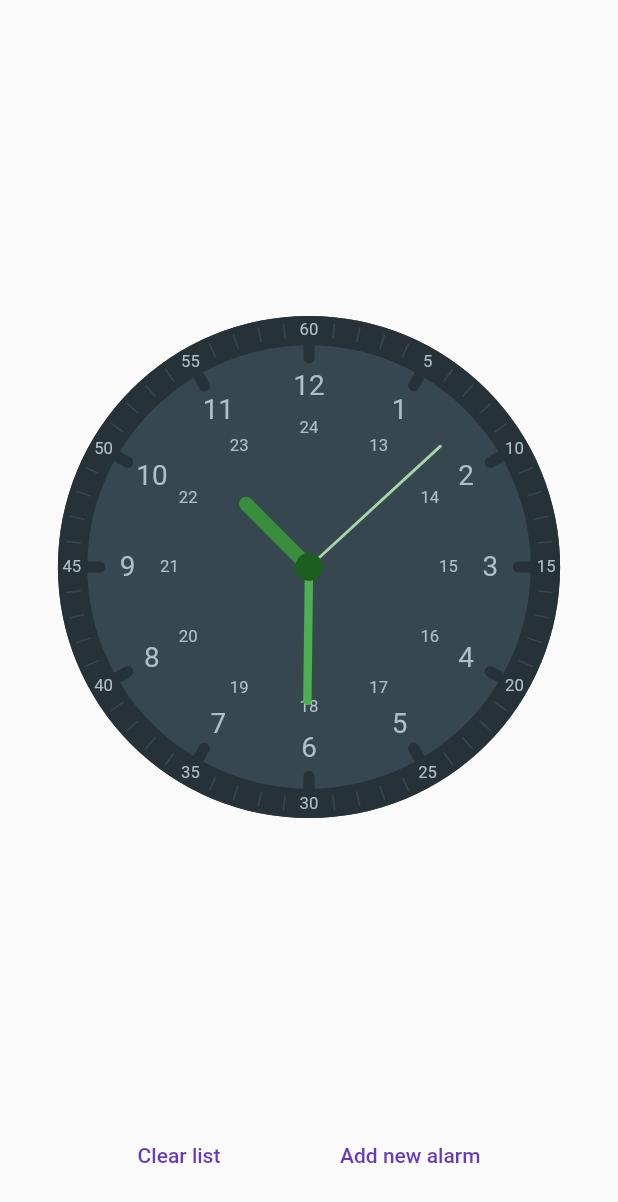
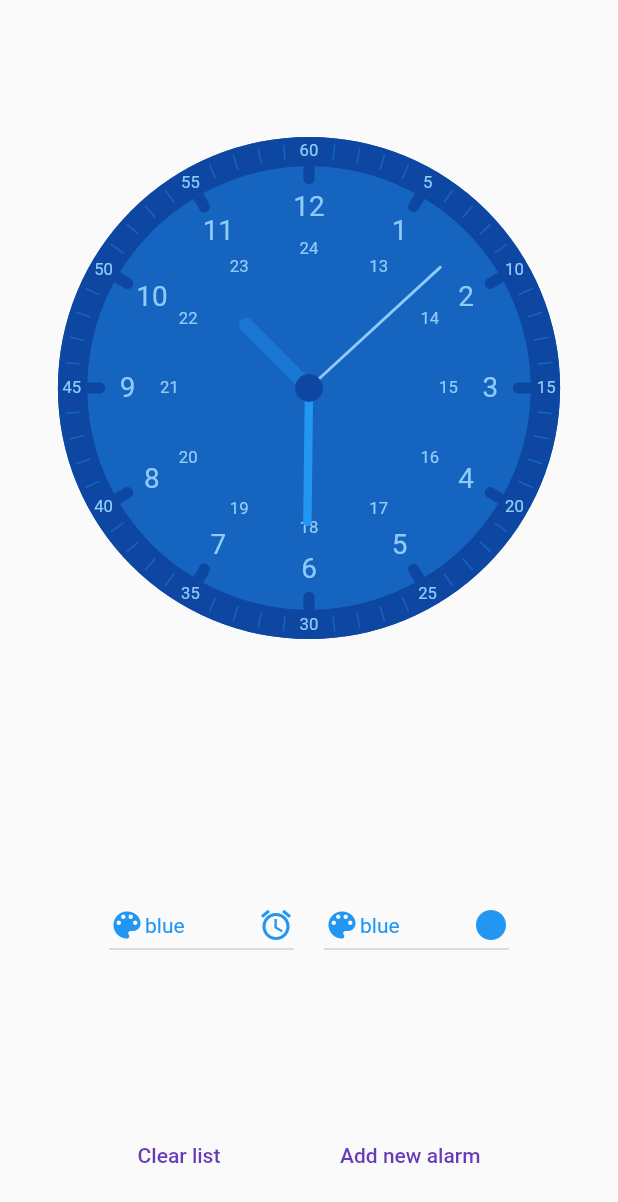
Before and after one commit to JoaoAlmeida-dev/Pomodoro, a Flutter app: the screen it shows after launch, on a phone screen of 412 x 824 dp. Shown: the top 1202 px of the screen. Run offline on Flutter 3.47's test engine with Material 2 defaults, Android fonts, the phone set to English and light mode, and no system bars; our stand-ins replace bloc, flutter_bloc.

```diff
--- /dev/null
+++ b/lib/clock/clock_theme_selector.dart
@@ -0,0 +1,100 @@
+import 'package:flutter/material.dart';
+import 'package:flutter_bloc/flutter_bloc.dart';
+
+import 'controller/clock_theme/clock_theme_cubit.dart';
+
+class ClockThemeSelector extends StatelessWidget {
+  const ClockThemeSelector({
+    super.key,
+  });
+
+  static final Map<MaterialColor, String> availableColors = {
+    Colors.red: "red",
+    Colors.pink: "pink",
+    Colors.purple: "purple",
+    Colors.deepPurple: "deepPurple",
+    Colors.indigo: "indigo",
+    Colors.blue: "blue",
+    Colors.lightBlue: "lightBlue",
+    Colors.cyan: "cyan",
+    Colors.teal: "teal",
+    Colors.green: "green",
+    Colors.lightGreen: "lightGreen",
+    Colors.lime: "lime",
+    Colors.yellow: "yellow",
+    Colors.amber: "amber",
+    Colors.orange: "orange",
+    Colors.deepOrange: "deepOrange",
+    Colors.brown: "brown",
+    Colors.blueGrey: "blueGrey",
+  };
+
+  @override
+  Widget build(BuildContext context) {
+    return Wrap(
+        direction: Axis.horizontal,
+        crossAxisAlignment: WrapCrossAlignment.center,
+        runAlignment: WrapAlignment.spaceEvenly,
+        spacing: 20,
+        children: [
+          BlocBuilder<ClockThemeCubit, ClockThemeState>(
+            builder: (context, state) {
+              return DropdownButton<MaterialColor>(
+                value: state.foreground,
+                icon: Icon(Icons.alarm, color: state.foreground),
+                items: availableColors.entries
+                    .map(
+                      (entry) => DropdownMenuItem(
+                        value: entry.key,
+                        child: Row(
+                          children: [
+                            Icon(Icons.color_lens, color: entry.key),
+                            Text(
+                              entry.value.toString(),
+                              style: Theme.of(context)
+                                  .textTheme
+                                  .bodyMedium
+                                  ?.copyWith(color: entry.key),
+                            ),
+                          ],
+                        ),
+                      ),
+                    )
+                    .toList(),
+                onChanged:
+                    BlocProvider.of<ClockThemeCubit>(context).changeForeground,
+              );
+            },
+          ),
+          BlocBuilder<ClockThemeCubit, ClockThemeState>(
+            builder: (context, state) {
+              return DropdownButton<MaterialColor>(
+                icon: Icon(Icons.circle, color: state.background),
+                value: state.background,
+                items: availableColors.entries
+                    .map(
+                      (entry) => DropdownMenuItem(
+                        value: entry.key,
+                        child: Row(
+                          children: [
+                            Icon(Icons.color_lens, color: entry.key),
+                            Text(
+                              entry.value.toString(),
+                              style: Theme.of(context)
+                                  .textTheme
+                                  .bodyMedium
+                                  ?.copyWith(color: entry.key),
+                            ),
+                          ],
+                        ),
+                      ),
+                    )
+                    .toList(),
+                onChanged:
+                    BlocProvider.of<ClockThemeCubit>(context).changeBackground,
+              );
+            },
+          ),
+        ]);
+  }
+}
--- a/lib/clock/clock_widget.dart
+++ b/lib/clock/clock_widget.dart
@@ -1,25 +1,63 @@
 import 'package:flutter/material.dart';
+import 'package:flutter_bloc/flutter_bloc.dart';
+import 'package:pomodoro/clock/clock_background_painter.dart';
 import 'package:pomodoro/clock/clock_foreground_painter.dart';
-import 'package:pomodoro/clock/clock_background_painter.dart';
-import 'package:pomodoro/clock/models/alarm_data.dart';
+import 'package:pomodoro/clock/controller/alarm_queue_cubit/alarm_queue_cubit.dart';
+import 'package:pomodoro/clock/controller/clock_theme/clock_theme_cubit.dart';
 
-class Clock extends StatelessWidget {
-  final AlarmData? alarmData;
+class Clock extends StatefulWidget {
+  //final AlarmData? alarmData;
 
-  const Clock({Key? key, this.alarmData}) : super(key: key);
+  //const Clock({Key? key, this.alarmData}) : super(key: key);
+  const Clock({Key? key}) : super(key: key);
+
+  @override
+  State<Clock> createState() => _ClockState();
+}
+
+class _ClockState extends State<Clock> with SingleTickerProviderStateMixin {
+  late AnimationController animationController;
+
+  @override
+  void initState() {
+    animationController = AnimationController(
+      vsync: this,
+      duration: Duration(seconds: 10),
+    )..repeat();
+    super.initState();
+  }
+
+  @override
+  void dispose() {
+    // TODO: implement dispose
+    animationController.dispose();
+    super.dispose();
+  }
 
   @override
   Widget build(BuildContext context) {
+    return BlocBuilder<ClockThemeCubit, ClockThemeState>(
+      builder: (context, themeState) {
+        return BlocBuilder<AlarmQueueCubit, AlarmQueueState>(
+          builder: (context, alarmQueueState) {
+            return AnimatedBuilder(
+                animation: animationController,
+                builder: (context, _) {
                   return CustomPaint(
                     foregroundPainter: ClockForegroundPainter(
                       currentTime: DateTime.now(),
-        alarmData: alarmData,
+                      alarmData: alarmQueueState.currentAlarm,
                       displayCenterAlarmTime: true,
-        primaryMaterialColor: Colors.green,
+                      primaryMaterialColor: themeState.foreground,
                     ),
                     painter: ClockBackgroundPainter(
-        primaryMaterialColor: Colors.blueGrey,
+                      primaryMaterialColor: themeState.background,
                     ),
+                  );
+                });
+          },
+        );
+      },
     );
   }
 }
--- /dev/null
+++ b/lib/clock/controller/alarm_queue_cubit/alarm_queue_state.dart
@@ -0,0 +1,18 @@
+part of 'alarm_queue_cubit.dart';
+
+@immutable
+class AlarmQueueState {
+  const AlarmQueueState({required List<AlarmData> alarmQueue})
+      : _alarmFifoQueue = alarmQueue;
+
+  final List<AlarmData> _alarmFifoQueue;
+
+  bool get hasAlarm => _alarmFifoQueue.isNotEmpty;
+
+  AlarmData? get currentAlarm {
+    if (hasAlarm) return _alarmFifoQueue[0];
+    return null;
+  }
+
+  List<AlarmData> get alarms => _alarmFifoQueue.toList();
+}
--- /dev/null
+++ b/lib/clock/controller/clock_theme/clock_theme_cubit.dart
@@ -0,0 +1,18 @@
+import 'package:bloc/bloc.dart';
+import 'package:flutter/material.dart';
+
+part 'clock_theme_state.dart';
+
+class ClockThemeCubit extends Cubit<ClockThemeState> {
+  ClockThemeCubit()
+      : super(const ClockThemeState(
+            background: Colors.blue, foreground: Colors.blue));
+
+  void changeForeground(MaterialColor? newForeground) => emit(ClockThemeState(
+      foreground: newForeground ?? state.foreground,
+      background: state.background));
+
+  void changeBackground(MaterialColor? newBackground) => emit(ClockThemeState(
+      foreground: state.foreground,
+      background: newBackground ?? state.background));
+}
--- /dev/null
+++ b/lib/clock/controller/clock_theme/clock_theme_state.dart
@@ -0,0 +1,9 @@
+part of 'clock_theme_cubit.dart';
+
+@immutable
+class ClockThemeState {
+  final MaterialColor foreground;
+  final MaterialColor background;
+
+  const ClockThemeState({required this.foreground, required this.background});
+}
--- a/lib/main.dart
+++ b/lib/main.dart
@@ -1,14 +1,14 @@
 import 'dart:async';
-import 'dart:developer';
 
 import 'package:flutter/material.dart';
+import 'package:flutter_bloc/flutter_bloc.dart';
 import 'package:intl/intl.dart';
-import 'package:pomodoro/clock/clock_foreground_painter.dart';
-import 'package:pomodoro/clock/clock_background_painter.dart';
-import 'package:pomodoro/clock/controller/queueController.dart';
+import 'package:pomodoro/clock/controller/alarm_queue_cubit/alarm_queue_cubit.dart';
+import 'package:pomodoro/clock/controller/clock_theme/clock_theme_cubit.dart';
 import 'package:pomodoro/clock/models/alarm_data.dart';
 import 'package:pomodoro/extensions/datetime_extensions.dart';
 
+import 'clock/clock_theme_selector.dart';
 import 'clock/clock_widget.dart';
 
 void main() {
@@ -30,12 +30,22 @@ class MyApp extends StatelessWidget {
   // This widget is the root of your application.
   @override
   Widget build(BuildContext context) {
-    return MaterialApp(
+    return MultiBlocProvider(
+      providers: [
+        BlocProvider<ClockThemeCubit>(
+          create: (context) => ClockThemeCubit(),
+        ),
+        BlocProvider<AlarmQueueCubit>(
+          create: (context) => AlarmQueueCubit(),
+        ),
+      ],
+      child: MaterialApp(
         title: 'Flutter Demo',
         theme: ThemeData(
           primarySwatch: Colors.deepPurple,
         ),
         home: const MyHomePage(),
+      ),
     );
   }
 }
@@ -51,7 +61,7 @@ class MyHomePage extends StatelessWidget {
 
 class _ClockPageState extends State<ClockPage> {
   late Timer timer;
-  final QueueController _queueController = QueueController();
+  //final QueueController _queueController = QueueController();
 
   @override
   Widget build(BuildContext context) {
@@ -62,36 +72,39 @@ class _ClockPageState extends State<ClockPage> {
       //   enableDrag: false,
       //   builder: (context) => ,
       // ),
-      body: SafeArea(
+      body: BlocBuilder<AlarmQueueCubit, AlarmQueueState>(
+        builder: (context, state) {
+          return SafeArea(
             bottom: true,
             maintainBottomViewPadding: true,
             child: Padding(
               padding: const EdgeInsets.all(20.0),
-          child: Flex(
-            mainAxisAlignment: MainAxisAlignment.spaceBetween,
-            crossAxisAlignment: CrossAxisAlignment.center,
-            direction: Axis.vertical,
-            children: [
-              Flexible(
+              child: OrientationBuilder(
+                  builder: (context, Orientation orientation) {
+                var clockWidget = Flexible(
                   flex: 2,
                   child: SizedBox.expand(
                     child: InteractiveViewer(
                       maxScale: 10,
-                    child: Clock(
-                      alarmData: _queueController.currentAlarm,
+                      child: const Clock(),
                     ),
                   ),
+                );
+
+                List<Widget> children = [
+                  const Flexible(
+                    flex: 1,
+                    child: ClockThemeSelector(),
                   ),
-              ),
-              if (_queueController.hasAlarm)
+                  if (state.hasAlarm)
                     Flexible(
                       flex: 1,
                       child: Scrollbar(
                         child: ListView.builder(
                           shrinkWrap: true,
-                      itemCount: _queueController.alarms.length,
+                          itemCount: state.alarms.length,
                           itemBuilder: (context, index) {
-                        AlarmData alarm = _queueController.alarms[index];
+                            AlarmData alarm = state.alarms[index];
                             var durationLeft = alarm.totalDuration;
                             return ListTile(
                               title: Text(durationLeft.format()),
@@ -116,20 +129,6 @@ class _ClockPageState extends State<ClockPage> {
                         ),
                       ),
                     ),
-              if (_queueController.hasAlarm)
-                Flexible(
-                  flex: 1,
-                  child: Builder(builder: (context) {
-                    var durationLeft =
-                        _queueController.currentAlarm!.durationLeftFromNow();
-                    return Text(
-                      durationLeft.inMinutes > 1
-                          ? "Difference: ${durationLeft.inMinutes}m:${durationLeft.inSeconds - durationLeft.inMinutes * 60}s"
-                          : "Difference: ${durationLeft.inSeconds} seconds",
-                      style: Theme.of(context).textTheme.titleLarge,
-                    );
-                  }),
-                ),
                   Flexible(
                     flex: 0,
                     child: Padding(
@@ -138,7 +137,9 @@ class _ClockPageState extends State<ClockPage> {
                         mainAxisAlignment: MainAxisAlignment.spaceEvenly,
                         children: [
                           TextButton(
-                        onPressed: () => _queueController.clear(),
+                            onPressed: () =>
+                                BlocProvider.of<AlarmQueueCubit>(context)
+                                    .clear(),
                             child: const Text("Clear list"),
                           ),
                           TextButton(
@@ -150,7 +151,8 @@ class _ClockPageState extends State<ClockPage> {
                                         (index) => index + 1,
                                       );
                                       return AlertDialog(
-                                    title: const Text("Choose the duration"),
+                                        title:
+                                            const Text("Choose the duration"),
                                         content: DropdownButton<int>(
                                           items: items
                                               .map(
@@ -179,39 +181,58 @@ class _ClockPageState extends State<ClockPage> {
                       ),
                     ),
                   )
-            ],
+                ];
+
+                switch (orientation) {
+                  case Orientation.portrait:
+                    return Flex(
+                      mainAxisAlignment: MainAxisAlignment.spaceBetween,
+                      crossAxisAlignment: CrossAxisAlignment.center,
+                      direction: Axis.vertical,
+                      children: [clockWidget, ...children],
+                    );
+                  case Orientation.landscape:
+                    return Flex(
+                      direction: Axis.horizontal,
+                      children: [
+                        Flexible(
+                          flex: 1,
+                          child: Flex(
+                            direction: Axis.vertical,
+                            mainAxisAlignment: MainAxisAlignment.spaceBetween,
+                            crossAxisAlignment: CrossAxisAlignment.center,
+                            children: children,
                           ),
                         ),
+                        clockWidget,
+                      ],
+                    );
+                    break;
+                }
+              }),
+            ),
+          );
+        },
       ),
     );
   }
 
   FutureOr<void> addNewAlarm(Duration? value) async {
     if (value == null) return;
-
-    setState(() {
-      _queueController.addAlarm(value);
-    });
+    BlocProvider.of<AlarmQueueCubit>(context).addAlarm(value);
+    //setState(() {
+    //  _queueController.addAlarm(value);
+    //});
   }
 
   @override
   void dispose() {
     super.dispose();
-    timer.cancel();
+    //timer.cancel();
   }
 
   @override
   void initState() {
     super.initState();
-    timer = Timer.periodic(const Duration(milliseconds: 100), (timer) {
-      setState(() {
-        if (_queueController.hasAlarm) {
-          if (_queueController.currentAlarm!.durationLeftFromNow().isNegative) {
-            log("Alarm ended resetting state");
-            _queueController.popAndGetNext();
   }
 }
-      });
-    });
-  }
-}
--- a/pubspec.yaml
+++ b/pubspec.yaml
@@ -11,6 +11,7 @@ dependencies:
     sdk: flutter
   cupertino_icons: ^1.0.2
   intl: ^0.18.1
+  flutter_bloc: ^8.1.2
 
 
 dev_dependencies:
```
Also changed, not shown: lib/clock/controller/alarm_queue_cubit/alarm_queue_cubit.dart (added, +61 -0 lines), lib/clock/controller/queueController.dart (+49 -50 lines), res/readme/horizontal_ui/horizontalUI1.png (added), 2 other files. Lines whose indentation alone changed are shown as unchanged.
